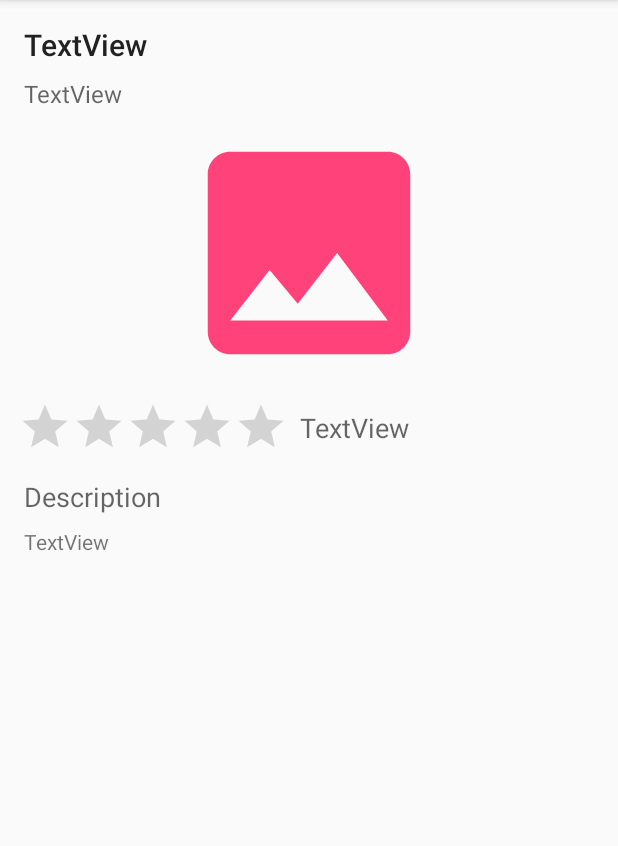
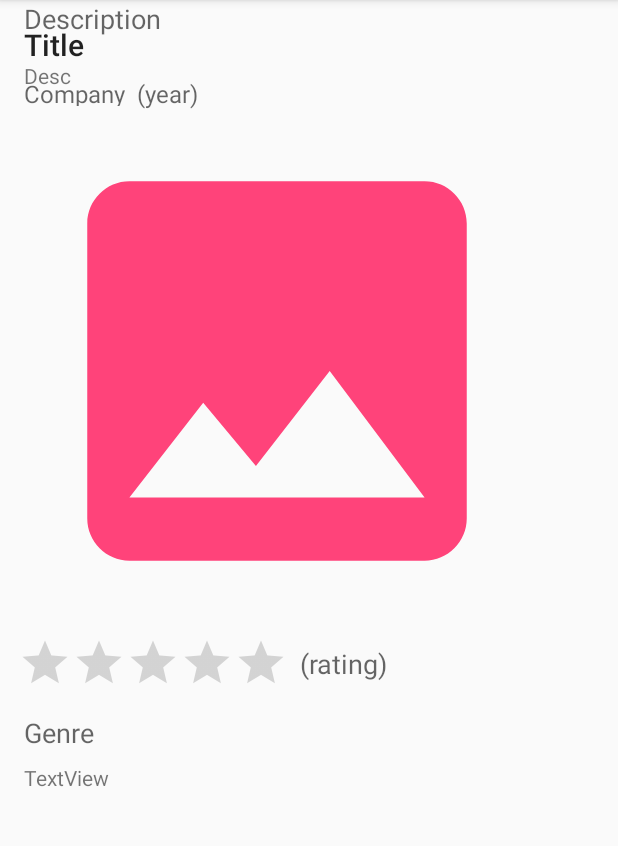
Before and after one commit to teiser204/vgames, an Android app: the GameActivity screen opened directly, with no data from a screen before it, on a phone screen of 412 x 824 dp, the part 84-930 px from its top. Run offline under Robolectric (Android 15) with nearby library versions, the phone set to English and light mode, and no system bars; pictures from the network do not load.

Commit message:
Work on game details activity

```diff
--- a/android/app/src/main/res/layout/activity_game.xml
+++ b/android/app/src/main/res/layout/activity_game.xml
@@ -6,22 +6,6 @@
     android:layout_height="match_parent"
     tools:context=".GameActivity">
 
-    <ImageView
-        android:id="@+id/ivImage"
-        android:layout_width="match_parent"
-        android:layout_height="180dp"
-        android:layout_marginStart="16dp"
-
-        android:layout_marginLeft="16dp"
-        android:layout_marginTop="8dp"
-        android:layout_marginEnd="16dp"
-        android:layout_marginRight="16dp"
-        android:maxWidth="160dp"
-        android:src="@drawable/ic_image_placeholder"
-        app:layout_constraintEnd_toEndOf="parent"
-        app:layout_constraintStart_toStartOf="parent"
-        app:layout_constraintTop_toBottomOf="@+id/tvCompany" />
-
     <TextView
         android:id="@+id/tvTitle"
         android:layout_width="wrap_content"
@@ -29,10 +13,35 @@
         android:layout_marginStart="16dp"
         android:layout_marginLeft="16dp"
         android:layout_marginTop="16dp"
-        android:text="TextView"
+        android:text="Title"
         android:textAppearance="@style/TextAppearance.AppCompat.Title"
         app:layout_constraintStart_toStartOf="parent"
         app:layout_constraintTop_toTopOf="parent" />
+
+    <TextView
+        android:id="@+id/tvCompany"
+        android:layout_width="wrap_content"
+        android:layout_height="19dp"
+        android:layout_marginStart="16dp"
+        android:layout_marginLeft="16dp"
+        android:layout_marginTop="8dp"
+        android:text="Company"
+        android:textAppearance="@style/TextAppearance.AppCompat.Widget.ActionMode.Subtitle"
+        app:layout_constraintStart_toStartOf="parent"
+        app:layout_constraintTop_toBottomOf="@+id/tvTitle" />
+
+    <ImageView
+        android:id="@+id/ivImage"
+        android:layout_width="337dp"
+        android:layout_height="0dp"
+        android:layout_marginStart="16dp"
+        android:layout_marginLeft="16dp"
+        android:layout_marginTop="8dp"
+        android:adjustViewBounds="true"
+        android:maxWidth="160dp"
+        android:src="@drawable/ic_image_placeholder"
+        app:layout_constraintStart_toStartOf="parent"
+        app:layout_constraintTop_toBottomOf="@+id/tvCompany" />
 
     <RatingBar
         android:id="@+id/rbRating"
@@ -52,26 +61,64 @@
         android:layout_height="wrap_content"
         android:layout_marginStart="8dp"
         android:layout_marginLeft="8dp"
-        android:text="TextView"
+        android:text="(rating)"
         android:textAppearance="@style/TextAppearance.AppCompat.Medium"
         app:layout_constraintBottom_toBottomOf="@+id/rbRating"
         app:layout_constraintStart_toEndOf="@+id/rbRating"
         app:layout_constraintTop_toTopOf="@+id/rbRating" />
 
-    <TextView
-        android:id="@+id/tvCompany"
-        android:layout_width="wrap_content"
-        android:layout_height="19dp"
-        android:layout_marginStart="16dp"
-        android:layout_marginLeft="16dp"
-        android:layout_marginTop="8dp"
-        android:text="TextView"
-        android:textAppearance="@style/TextAppearance.AppCompat.Widget.ActionMode.Subtitle"
-        app:layout_constraintStart_toStartOf="parent"
-        app:layout_constraintTop_toBottomOf="@+id/tvTitle" />
 
     <TextView
         android:id="@+id/tvDesc"
+        android:layout_width="match_parent"
+        android:layout_height="wrap_content"
+        android:layout_marginStart="16dp"
+        android:layout_marginLeft="16dp"
+        android:layout_marginTop="16dp"
+        android:layout_marginEnd="16dp"
+        android:layout_marginRight="16dp"
+        android:text="Desc"
+        app:layout_constraintEnd_toEndOf="parent"
+        app:layout_constraintHorizontal_bias="0.0"
+        app:layout_constraintStart_toStartOf="parent"
+        app:layout_constraintTop_toBottomOf="@+id/textView6" />
+
+    <TextView
+        android:id="@+id/textView6"
+        android:layout_width="wrap_content"
+        android:layout_height="wrap_content"
+        android:layout_marginStart="16dp"
+        android:layout_marginLeft="16dp"
+        android:text="@string/description"
+        android:textAppearance="@style/TextAppearance.AppCompat.Medium"
+        app:layout_constraintStart_toStartOf="parent"
+        tools:layout_editor_absoluteY="626dp" />
+
+    <TextView
+        android:id="@+id/textView3"
+        android:layout_width="wrap_content"
+        android:layout_height="wrap_content"
+        android:layout_marginStart="16dp"
+        android:layout_marginLeft="16dp"
+        android:layout_marginTop="16dp"
+        android:text="@string/genre_title"
+        android:textAppearance="@style/TextAppearance.AppCompat.Medium"
+        app:layout_constraintStart_toStartOf="parent"
+        app:layout_constraintTop_toBottomOf="@+id/rbRating" />
+
+    <TextView
+        android:id="@+id/tvYear"
+        android:layout_width="wrap_content"
+        android:layout_height="wrap_content"
+        android:layout_marginStart="8dp"
+        android:layout_marginLeft="8dp"
+        android:text="(year)"
+        android:textAppearance="@style/TextAppearance.AppCompat.Widget.ActionMode.Subtitle"
+        app:layout_constraintBaseline_toBaselineOf="@+id/tvCompany"
+        app:layout_constraintStart_toEndOf="@+id/tvCompany" />
+
+    <TextView
+        android:id="@+id/tvGenre"
         android:layout_width="match_parent"
         android:layout_height="wrap_content"
         android:layout_marginStart="16dp"
@@ -82,18 +129,6 @@
         android:text="TextView"
         app:layout_constraintEnd_toEndOf="parent"
         app:layout_constraintStart_toStartOf="parent"
-        app:layout_constraintTop_toBottomOf="@+id/textView6" />
-
-    <TextView
-        android:id="@+id/textView6"
-        android:layout_width="wrap_content"
-        android:layout_height="wrap_content"
-        android:layout_marginStart="16dp"
-        android:layout_marginLeft="16dp"
-        android:layout_marginTop="16dp"
-        android:text="@string/description"
-        android:textAppearance="@style/TextAppearance.AppCompat.Medium"
-        app:layout_constraintStart_toStartOf="parent"
-        app:layout_constraintTop_toBottomOf="@+id/rbRating" />
+        app:layout_constraintTop_toBottomOf="@+id/textView3" />
 
 </android.support.constraint.ConstraintLayout>
--- a/android/app/src/main/res/values/strings.xml
+++ b/android/app/src/main/res/values/strings.xml
@@ -45,4 +45,5 @@
     <string name="search">Search</string>
     <string name="description">Description</string>
 
+
 </resources>
```
Also changed, not shown: android/app/src/main/java/gr/artibet/vgames/GameActivity.java (+8 -0 lines), android/app/src/main/java/gr/artibet/vgames/models/Game.java (+17 -15 lines), 5 other files.
